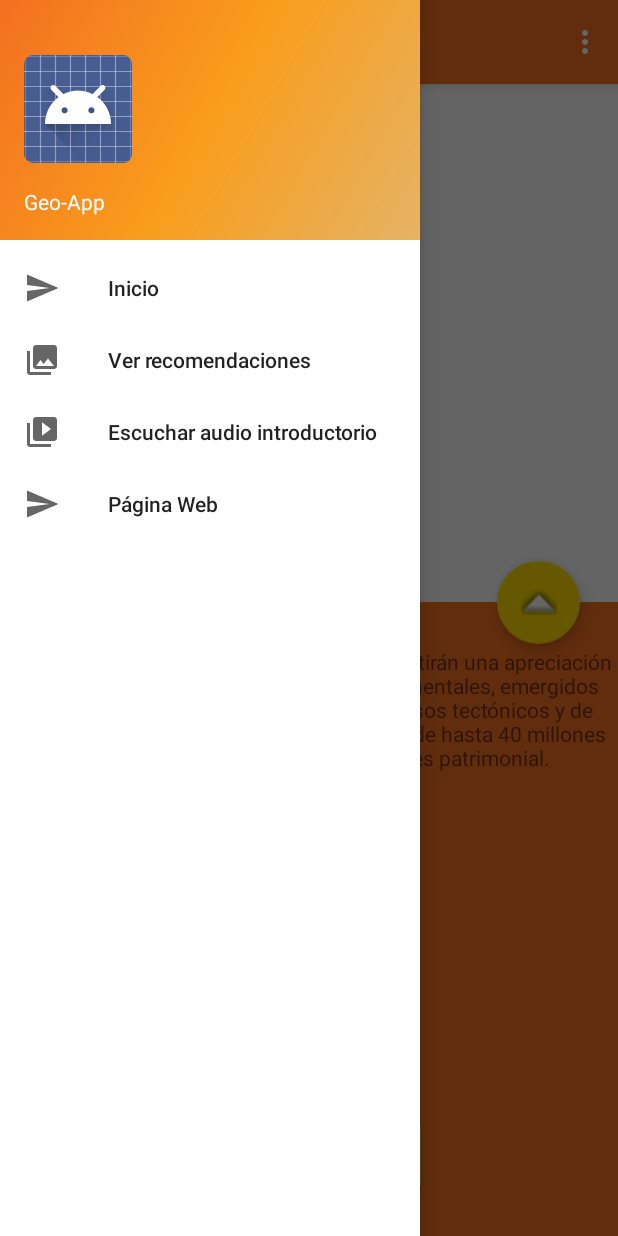
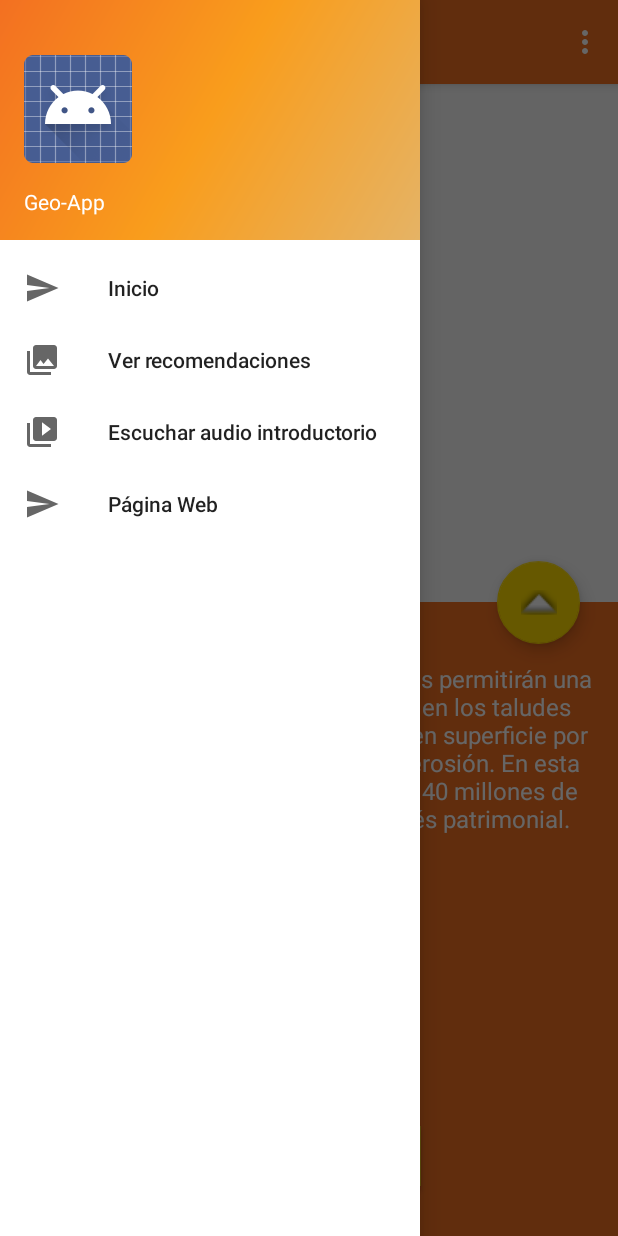
Before and after one commit to GrupoFOFI/Geo-App, an Android app: the screen it shows after launch (MainActivity), with the side drawer open, on a phone screen of 412 x 824 dp. Run offline under Robolectric (Android 15) with nearby library versions, the phone set to English and light mode, and no system bars; libraries missing offline, so code that uses them is left out: com.synnapps.carouselview; plain views replace CarouselView; 3 statements that could not run were skipped.

Commit message:
par de ajustes visuales

```diff
--- a/app/src/main/res/layout/home_fragment.xml
+++ b/app/src/main/res/layout/home_fragment.xml
@@ -46,10 +46,14 @@
                 android:layout_width="match_parent"
                 android:layout_height="0dp"
                 android:layout_weight="0.75"
-                android:paddingTop="30dp"
-                android:textSize="14sp"
+                android:paddingTop="40dp"
+                android:paddingLeft="15dp"
+                android:paddingRight="15dp"
+                android:textSize="16sp"
+                android:textColor="@color/colorPrimaryWhite"
                 android:textAlignment="center"
                 android:text="La isla Bolaños y los lugares cercanos permitirán una apreciación de rocas, depositadas en los taludes continentales, emergidos y visibles en superficie por diversos procesos tectónicos y de erosión. En esta ruta se identificarán rocas de hasta 40 millones de años, a través de 24 sitios de interés patrimonial."
+                android:gravity="fill_horizontal"
                 />
             <LinearLayout
                 android:orientation="vertical"
@@ -64,6 +68,7 @@
                     android:id="@+id/btnStart"
                     android:layout_width="150dp"
                     android:layout_height="40dp"
+                    android:textColor="@color/colorPrimaryWhite"
                     android:background="@color/colorSecondaryYellow3"
                     android:text="Ir a página web"
                     />
```
